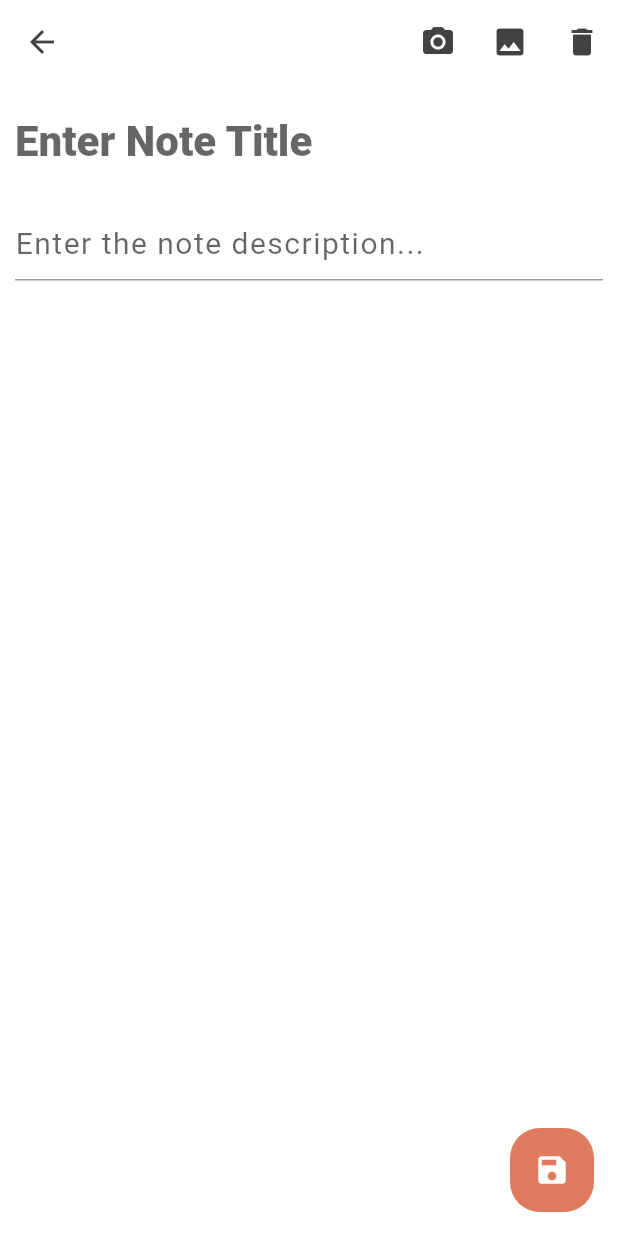
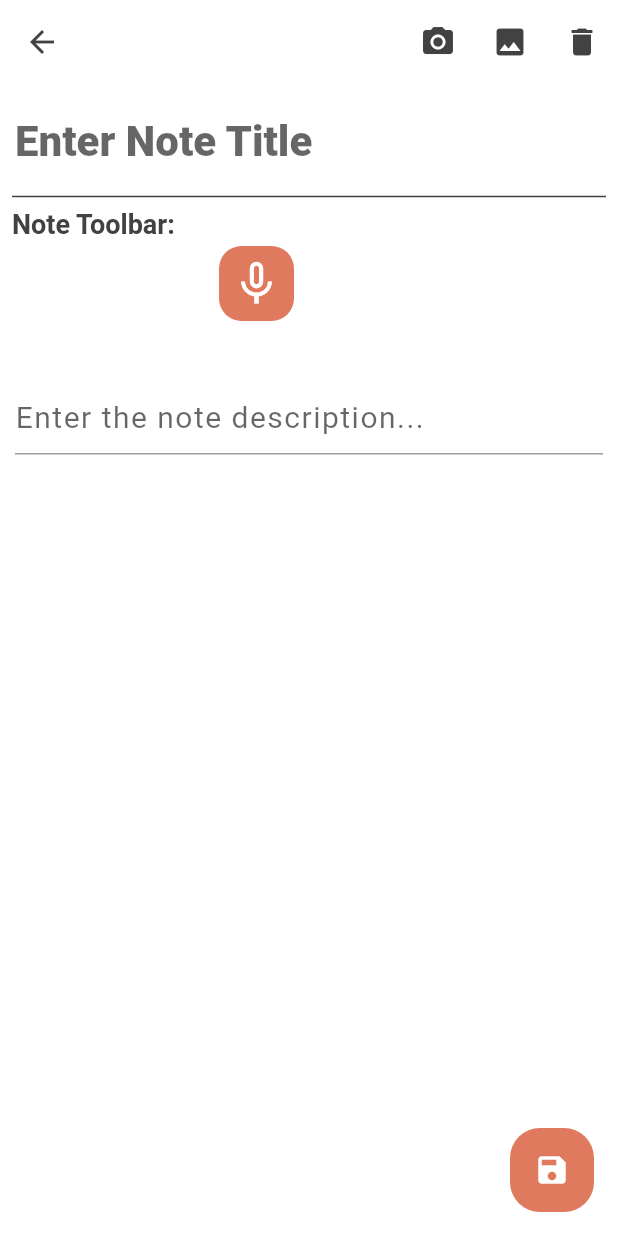
Before and after one commit to zestybean/what-todo, a Flutter app: the NoteEditScreen screen opened by its route, on a phone screen of 412 x 824 dp. Run offline on Flutter 3.47's test engine with Material 2 defaults, Android fonts, the phone set to English and light mode, and no system bars; drawn by our look-alikes of avatar_glow; our stand-ins replace font_awesome_flutter, google_fonts, image_picker, shared_preferences, speech_to_text, sqflite; accounts and stored records are empty; Roboto replaces fonts that are missing (Economica).

Commit message:
Added the speech to text feature now it needs to be tweaked and adjusted correctly with the text controller

```diff
--- a/lib/screens/note_edit_screen.dart
+++ b/lib/screens/note_edit_screen.dart
@@ -2,6 +2,7 @@
 
 //Flutter
 import 'package:flutter/material.dart';
+
 import 'package:what_todo_app/widgets/delete_popup.dart';
 import 'dart:io';
 
@@ -13,6 +14,8 @@ import 'package:image_picker/image_picker.dart';
 import 'package:path/path.dart';
 import 'package:provider/provider.dart';
 import 'package:path_provider/path_provider.dart';
+import 'package:avatar_glow/avatar_glow.dart';
+import 'package:speech_to_text/speech_to_text.dart' as stt;
 
 //Utils
 import '../utils/utils.dart';
@@ -33,9 +36,19 @@ class _NoteEditScreenState extends State<NoteEditScreen> {
   File _image, localFile;
   final picker = ImagePicker();
 
+  //Speech to text
+  stt.SpeechToText _speech;
+  bool _isListening = false;
+
   bool firstTime = true;
   Note selectedNote;
   int id;
+
+  @override
+  void initState() {
+    super.initState();
+    _speech = stt.SpeechToText();
+  }
 
   @override
   void didChangeDependencies() {
@@ -168,6 +181,28 @@ class _NoteEditScreenState extends State<NoteEditScreen> {
                   ),
                 ),
               ),
+            Divider(
+              indent: 8.0,
+              endIndent: 8.0,
+              thickness: 1.0,
+              color: black2,
+            ),
+            Padding(
+              padding: const EdgeInsets.symmetric(horizontal: 8.0),
+              child: Row(
+                crossAxisAlignment: CrossAxisAlignment.start,
+                children: [
+                  Text(
+                    'Note Toolbar: ',
+                    style: itemTitle,
+                  ),
+                  SpeechToTextButton(
+                    isListening: _isListening,
+                    listenFunction: _listen,
+                  ),
+                ],
+              ),
+            ),
             Padding(
               padding: const EdgeInsets.only(
                 left: 10.0,
@@ -247,12 +282,71 @@ class _NoteEditScreenState extends State<NoteEditScreen> {
     }
   }
 
+  //Show delete pop up function
   void _showDialog() {
     showDialog(
       context: this.context,
       builder: (context) {
         return DeletePopUp(selectedNote: selectedNote);
       },
+    );
+  }
+
+  //Speech to text handle
+  void _listen() async {
+    if (!_isListening) {
+      bool available = await _speech.initialize(
+        onStatus: (val) => print('onStatus: $val'),
+        onError: (val) => print('onError: $val'),
+      );
+      if (available) {
+        setState(() => _isListening = true);
+        _speech.listen(
+            onResult: (val) => setState(() {
+                  contentController.text = val.recognizedWords;
+                }));
+      }
+    } else {
+      setState(() => _isListening = false);
+
+      _speech.stop();
+    }
+  }
+}
+
+//Speech to text button
+class SpeechToTextButton extends StatelessWidget {
+  final Function listenFunction;
+  final bool isListening;
+
+  SpeechToTextButton(
+      {@required this.isListening, @required this.listenFunction});
+
+  @override
+  Widget build(BuildContext context) {
+    return AvatarGlow(
+      animate: isListening,
+      glowColor: Theme.of(context).appBarTheme.color,
+      repeat: true,
+      endRadius: 50.0,
+      duration: const Duration(milliseconds: 2000),
+      repeatPauseDuration: const Duration(milliseconds: 100),
+      child: GestureDetector(
+        onTap: listenFunction,
+        child: Container(
+          decoration: BoxDecoration(
+            color: Theme.of(context).appBarTheme.color,
+            borderRadius: BorderRadius.circular(15.0),
+          ),
+          height: 50,
+          width: 50,
+          child: Icon(
+            isListening ? Icons.mic : Icons.mic_none,
+            color: white,
+            size: 35.0,
+          ),
+        ),
+      ),
     );
   }
 }
--- a/lib/screens/note_list_screen.dart
+++ b/lib/screens/note_list_screen.dart
@@ -123,8 +123,6 @@ class NoteListScreen extends StatelessWidget {
                                           Provider.of<NoteProvider>(context,
                                                   listen: false)
                                               .deleteNote(item.id);
-
-                                          print(noteprovider.items.length);
                                         },
                                         key: Key(item.title),
                                         child: ListItem(
```
